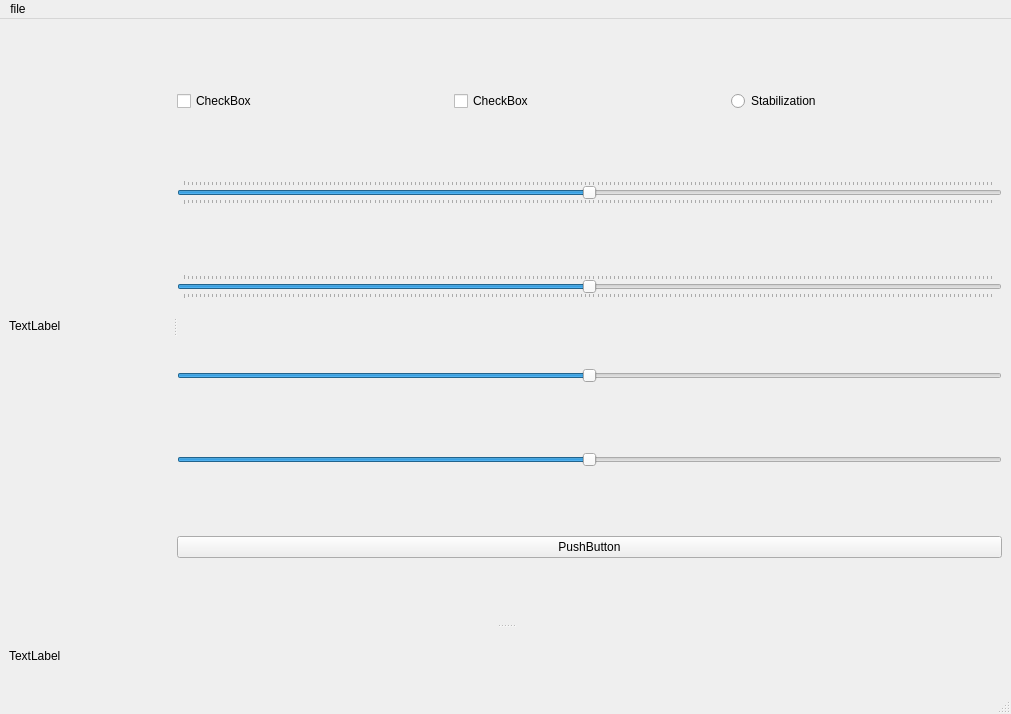
Before: the Qt Designer form mainwindow.ui in werasaimon/IPhysicsSimulator3D, drawn with Qt 5.
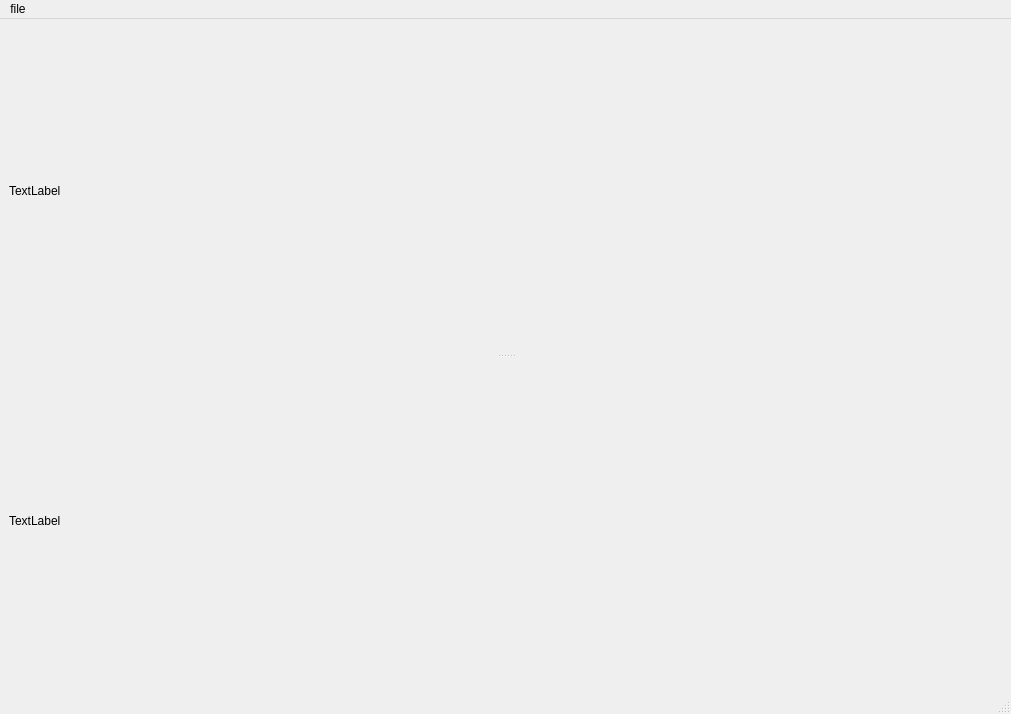
After: the same form once the commit is applied. Custom widgets are drawn as their Qt base class.

Patch:
```diff
--- a/mainwindow.ui
+++ b/mainwindow.ui
@@ -29,118 +29,6 @@
          <string>TextLabel</string>
         </property>
        </widget>
-       <widget class="QWidget" name="layoutWidget">
-        <layout class="QVBoxLayout" name="verticalLayout">
-         <item>
-          <layout class="QHBoxLayout" name="horizontalLayout">
-           <item>
-            <widget class="QCheckBox" name="checkBox">
-             <property name="text">
-              <string>CheckBox</string>
-             </property>
-            </widget>
-           </item>
-           <item>
-            <widget class="QCheckBox" name="checkBox_2">
-             <property name="text">
-              <string>CheckBox</string>
-             </property>
-            </widget>
-           </item>
-           <item>
-            <widget class="QRadioButton" name="stabilization">
-             <property name="text">
-              <string>Stabilization</string>
-             </property>
-            </widget>
-           </item>
-          </layout>
-         </item>
-         <item>
-          <widget class="QSlider" name="horizontalSlider_actuatorPWM_2">
-           <property name="minimum">
-            <number>-999</number>
-           </property>
-           <property name="maximum">
-            <number>999</number>
-           </property>
-           <property name="sliderPosition">
-            <number>0</number>
-           </property>
-           <property name="orientation">
-            <enum>Qt::Horizontal</enum>
-           </property>
-           <property name="invertedAppearance">
-            <bool>false</bool>
-           </property>
-           <property name="invertedControls">
-            <bool>false</bool>
-           </property>
-           <property name="tickPosition">
-            <enum>QSlider::TicksBothSides</enum>
-           </property>
-          </widget>
-         </item>
-         <item>
-          <widget class="QSlider" name="horizontalSlider_actuatorPWM">
-           <property name="minimum">
-            <number>-999</number>
-           </property>
-           <property name="maximum">
-            <number>999</number>
-           </property>
-           <property name="sliderPosition">
-            <number>0</number>
-           </property>
-           <property name="orientation">
-            <enum>Qt::Horizontal</enum>
-           </property>
-           <property name="invertedAppearance">
-            <bool>false</bool>
-           </property>
-           <property name="invertedControls">
-            <bool>false</bool>
-           </property>
-           <property name="tickPosition">
-            <enum>QSlider::TicksBothSides</enum>
-           </property>
-          </widget>
-         </item>
-         <item>
-          <widget class="QSlider" name="horizontalSlider_Yaw">
-           <property name="minimum">
-            <number>-999</number>
-           </property>
-           <property name="maximum">
-            <number>999</number>
-           </property>
-           <property name="orientation">
-            <enum>Qt::Horizontal</enum>
-           </property>
-          </widget>
-         </item>
-         <item>
-          <widget class="QSlider" name="horizontalSlider_Pitch">
-           <property name="minimum">
-            <number>-999</number>
-           </property>
-           <property name="maximum">
-            <number>999</number>
-           </property>
-           <property name="orientation">
-            <enum>Qt::Horizontal</enum>
-           </property>
-          </widget>
-         </item>
-         <item>
-          <widget class="QPushButton" name="pushButton">
-           <property name="text">
-            <string>PushButton</string>
-           </property>
-          </widget>
-         </item>
-        </layout>
-       </widget>
       </widget>
       <widget class="Chart_Widget" name="label_plot">
        <property name="text">
```
